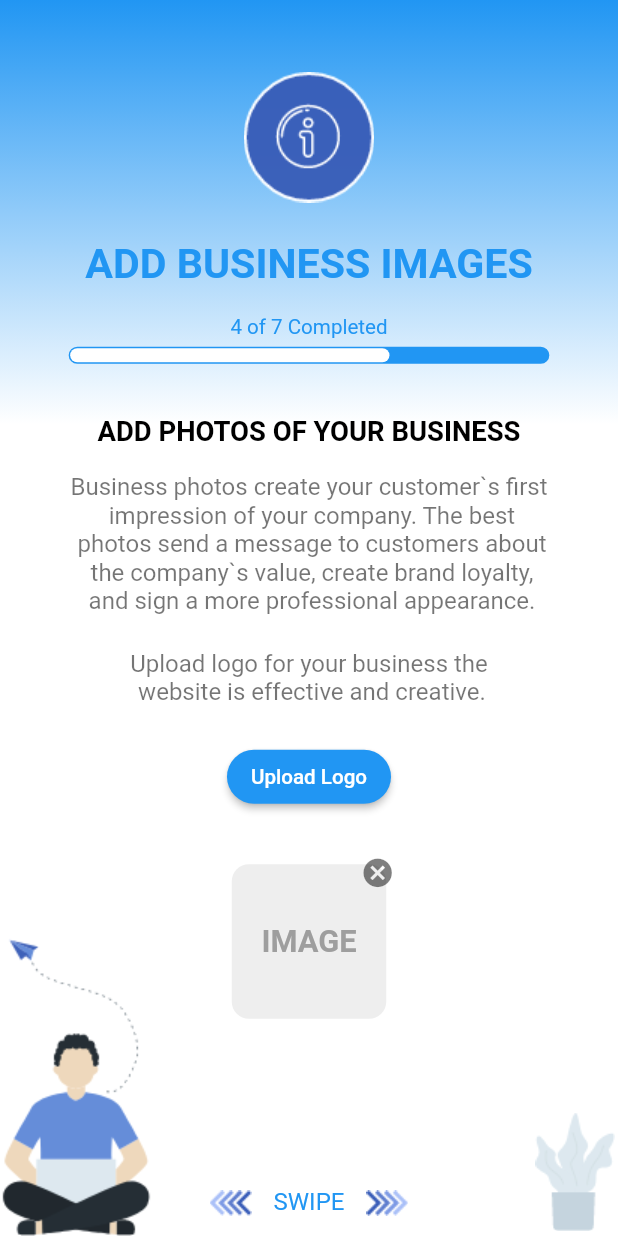
After one commit to Thamzihmani/clx_demo, a Flutter app: the ProfilePage screen opened directly, swiped to page 5, on a phone screen of 412 x 824 dp. The commit adds this screen. Run offline on Flutter 3.47's test engine with Material 2 defaults, Android fonts, the phone set to English and light mode, and no system bars; our stand-ins replace flutter_screenutil.

Commit message:
Added business images slide in progress page

```diff
--- a/lib/views/profile_page.dart
+++ b/lib/views/profile_page.dart
@@ -1,3 +1,5 @@
+import 'package:clx_demo/views/progress_pages/business_desp_page.dart';
+import 'package:clx_demo/views/progress_pages/business_image.dart';
 import 'package:clx_demo/views/progress_pages/business_page.dart';
 import 'package:clx_demo/views/progress_pages/contact_info_page.dart';
 import 'package:clx_demo/views/progress_pages/google_location_page.dart';
@@ -20,8 +22,11 @@
     List<Widget> pageWidget = [
       const BusinessPage(),
       const ContactInfoPage(),
-      const GoogleLocationPage()
-
+      const GoogleLocationPage(),
+      const BusinessDescriptionPage(),
+      const BusinessImagePage(index: 4),
+      const BusinessImagePage(index: 5),
+      const BusinessImagePage(index: 6)
     ];
     return Scaffold(
       body: Container(
--- /dev/null
+++ b/lib/views/progress_pages/business_image.dart
@@ -0,0 +1,209 @@
+import 'package:flutter/material.dart';
+import 'package:flutter_screenutil/flutter_screenutil.dart';
+
+class BusinessImagePage extends StatefulWidget {
+  final int index;
+  const BusinessImagePage({Key? key, required this.index}) : super(key: key);
+
+  @override
+  State<BusinessImagePage> createState() => _BusinessImagePageState();
+}
+
+class _BusinessImagePageState extends State<BusinessImagePage> {
+  @override
+  Widget build(BuildContext context) {
+    final size = MediaQuery.of(context).size;
+    var height = size.height;
+    var width = size.width;
+    return Column(children: [
+      SizedBox(
+        height: 40.sp,
+      ),
+      SizedBox(
+        width: double.infinity,
+        height: 80.sp,
+        child: Image(
+            image: AssetImage(widget.index == 4
+                ? "assets/icons/ic_i.png"
+                : "assets/icons/ic_image.png")),
+      ),
+      SizedBox(
+        height: 20.sp,
+      ),
+      Text(
+        "ADD BUSINESS IMAGES",
+        style: TextStyle(
+            fontSize: 24.sp, color: Colors.blue, fontWeight: FontWeight.bold),
+      ),
+      SizedBox(
+        height: 15.sp,
+      ),
+      Text(
+        "${widget.index} of 7 Completed",
+        style: TextStyle(
+          fontSize: 12.sp,
+          color: Colors.blue,
+        ),
+      ),
+      SizedBox(
+        height: 5.sp,
+      ),
+      Container(
+        width: double.infinity,
+        decoration: BoxDecoration(
+            border: Border.all(color: Theme.of(context).primaryColor),
+            color: Theme.of(context).primaryColor,
+            borderRadius: BorderRadius.circular(10.sp)),
+        height: 10.sp,
+        margin: EdgeInsets.symmetric(horizontal: 40.sp),
+        child: Row(
+          children: [
+            Container(
+                width: widget.index == 4
+                    ? ((width - 40) / 2).sp
+                    : widget.index == 5
+                        ? ((width - 40) / 1.7).sp
+                        : ((width - 40) / 1.4).sp,
+                decoration: BoxDecoration(
+                    color: Colors.white,
+                    borderRadius: BorderRadius.circular(10.sp))),
+          ],
+        ),
+      ),
+      SizedBox(
+        height: 30.sp,
+      ),
+      Text(
+        "ADD PHOTOS OF YOUR BUSINESS",
+        style: TextStyle(
+            fontSize: 16.sp, color: Colors.black, fontWeight: FontWeight.bold),
+      ),
+      SizedBox(
+        height: 15.sp,
+      ),
+      Text(
+        "Business photos create your customer`s first\n impression of your company. The best\n photos send a message to customers about\n the company`s value, create brand loyalty,\n and sign a more professional appearance.",
+        textAlign: TextAlign.center,
+        style: TextStyle(
+          fontSize: 14.sp,
+          color: Colors.black54,
+        ),
+      ),
+      SizedBox(
+        height: 20.sp,
+      ),
+      if (widget.index == 4) ...[
+        Text(
+          "Upload logo for your business the\n website is effective and creative.",
+          textAlign: TextAlign.center,
+          style: TextStyle(
+            fontSize: 14.sp,
+            color: Colors.black54,
+          ),
+        )
+      ],
+      if (widget.index != 4) ...[
+        Text(
+          widget.index == 5
+              ? "Upload header image for your business"
+              : "Upload business photos for your business website",
+          textAlign: TextAlign.center,
+          style: TextStyle(
+            fontSize: 14.sp,
+            color: Colors.black54,
+          ),
+        ),
+        SizedBox(
+          height: 15.sp,
+        ),
+        Text(
+          widget.index == 5
+              ? "(Size: 540 x 540 Pixels)"
+              : "Atleast three images (Size: 300 x 300 Pixels) ",
+          textAlign: TextAlign.center,
+          style: TextStyle(
+            fontSize: 10.sp,
+            color: Colors.grey,
+          ),
+        ),
+      ],
+      SizedBox(
+        height: 10.sp,
+      ),
+      SizedBox(
+        height: 10.sp,
+      ),
+      ElevatedButton(
+        onPressed: () {},
+        style: ElevatedButton.styleFrom(
+            shape: RoundedRectangleBorder(
+                borderRadius: BorderRadius.circular(20.sp))),
+        child: Text(
+          widget.index == 4 ? "Upload Logo" : "Upload Image",
+          style: TextStyle(fontSize: 12.sp),
+        ),
+      ),
+      SizedBox(
+        height: 25.sp,
+      ),
+      Container(
+        width: 100.sp,
+        height: 100.sp,
+        color: Colors.white,
+        child: Stack(
+          children: [
+            Center(
+              child: Container(
+                width: 90.sp,
+                height: 90.sp,
+                decoration: BoxDecoration(
+                    color: Colors.grey[200],
+                    borderRadius: BorderRadius.circular(10.sp)),
+                child: Center(
+                    child: Text(
+                  "IMAGE",
+                  style: TextStyle(
+                      fontWeight: FontWeight.bold,
+                      fontSize: 18.sp,
+                      color: Colors.grey),
+                )),
+              ),
+            ),
+            Align(
+                alignment: Alignment.topRight,
+                child: Icon(
+                  Icons.cancel,
+                  size: 20.sp,
+                  color: Colors.black.withOpacity(0.5),
+                ))
+          ],
+        ),
+      ),
+      const Spacer(),
+      Row(
+        mainAxisAlignment: MainAxisAlignment.center,
+        children: [
+          Container(
+            margin: EdgeInsets.only(bottom: 4.sp),
+            width: 50.sp,
+            child: const Image(
+                image: AssetImage("assets/icons/ic_swipe_left.png")),
+          ),
+          Padding(
+            padding: EdgeInsets.only(bottom: 5.sp),
+            child: Text(
+              "SWIPE",
+              style: TextStyle(fontSize: 14.sp, color: Colors.blue),
+            ),
+          ),
+          Container(
+            margin: EdgeInsets.only(bottom: 4.sp),
+            width: 50.sp,
+            child: const Image(
+                image: AssetImage("assets/icons/ic_swipe_right.png")),
+          ),
+        ],
+      )
+    ]);
+  }
+}
```
Also changed, not shown: lib/views/progress_pages/business_desp_page.dart (added, +162 -0 lines), lib/views/progress_pages/google_location_page.dart (+7 -5 lines).
